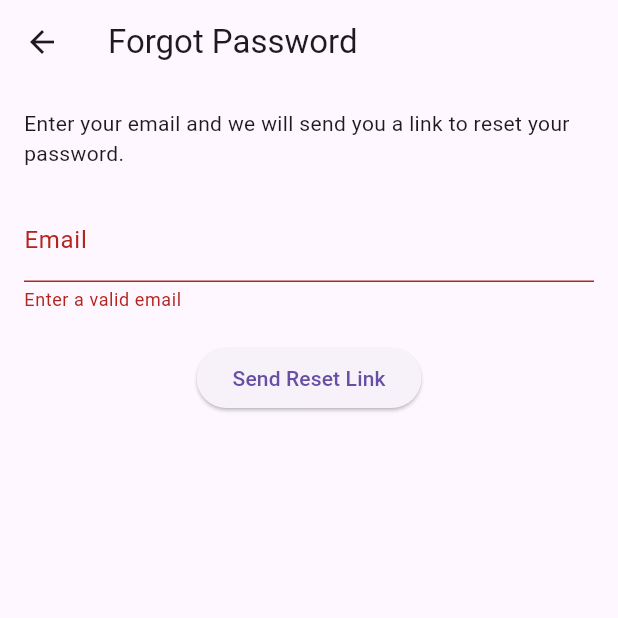
After one commit to samanyu103/popcorn, a Flutter app: the ForgotPasswordScreen screen opened by its route, after a tap on "Send Reset Link", on a phone screen of 412 x 824 dp, the top half of it. The commit adds this screen. Run offline on Flutter 3.47's test engine with Material 3 defaults, Android fonts, the phone set to English and light mode, and no system bars; our stand-ins replace cloud_firestore, firebase_auth, firebase_core, firebase_storage, image_picker; accounts and stored records are empty; network calls fail.

Commit message:
forgot password

```diff
--- a/lib/main.dart
+++ b/lib/main.dart
@@ -6,6 +6,7 @@ import 'models/app_user.dart';
 import 'screens/authenticate/login.dart';
 import 'screens/authenticate/signup.dart';
 import 'screens/authenticate/verify_email.dart';
+import 'screens/authenticate/forgot_password.dart';
 import 'screens/authenticate/phone.dart';
 import 'screens/details.dart';
 import 'screens/home.dart';
@@ -37,6 +38,7 @@ class MyApp extends StatelessWidget {
         '/popcorn': (_) => const PopcornPage(),
         '/verify-email': (_) => const VerifyEmailScreen(),
         '/phone-login': (_) => const PhoneLoginScreen(),
+        '/forgot-password': (_) => const ForgotPasswordScreen(),
       },
       home: StreamBuilder<User?>(
         stream: FirebaseAuth.instance.authStateChanges(),
--- /dev/null
+++ b/lib/screens/authenticate/forgot_password.dart
@@ -0,0 +1,81 @@
+import 'package:flutter/material.dart';
+import 'package:firebase_auth/firebase_auth.dart';
+
+class ForgotPasswordScreen extends StatefulWidget {
+  const ForgotPasswordScreen({super.key});
+
+  @override
+  State<ForgotPasswordScreen> createState() => _ForgotPasswordScreenState();
+}
+
+class _ForgotPasswordScreenState extends State<ForgotPasswordScreen> {
+  final _formKey = GlobalKey<FormState>();
+  String _email = '';
+  bool _isLoading = false;
+
+  Future<void> _sendResetEmail() async {
+    if (_formKey.currentState!.validate()) {
+      _formKey.currentState!.save();
+      setState(() => _isLoading = true);
+
+      try {
+        await FirebaseAuth.instance.sendPasswordResetEmail(email: _email);
+        if (mounted) {
+          ScaffoldMessenger.of(context).showSnackBar(
+            const SnackBar(content: Text('Password reset email sent!')),
+          );
+          Navigator.pop(context);
+        }
+      } on FirebaseAuthException catch (e) {
+        String message = 'An error occurred';
+        if (e.code == 'user-not-found') {
+          message = 'No user found with this email.';
+        }
+        if (mounted) {
+          ScaffoldMessenger.of(
+            context,
+          ).showSnackBar(SnackBar(content: Text(message)));
+        }
+      } finally {
+        setState(() => _isLoading = false);
+      }
+    }
+  }
+
+  @override
+  Widget build(BuildContext context) {
+    return Scaffold(
+      appBar: AppBar(title: const Text('Forgot Password')),
+      body: Padding(
+        padding: const EdgeInsets.all(16),
+        child: Form(
+          key: _formKey,
+          child: Column(
+            children: [
+              const Text(
+                'Enter your email and we will send you a link to reset your password.',
+              ),
+              const SizedBox(height: 20),
+              TextFormField(
+                decoration: const InputDecoration(labelText: 'Email'),
+                keyboardType: TextInputType.emailAddress,
+                validator:
+                    (value) =>
+                        value!.contains('@') ? null : 'Enter a valid email',
+                onSaved: (value) => _email = value!.trim(),
+              ),
+              const SizedBox(height: 20),
+              ElevatedButton(
+                onPressed: _isLoading ? null : _sendResetEmail,
+                child:
+                    _isLoading
+                        ? const CircularProgressIndicator()
+                        : const Text('Send Reset Link'),
+              ),
+            ],
+          ),
+        ),
+      ),
+    );
+  }
+}
--- a/lib/screens/authenticate/login.dart
+++ b/lib/screens/authenticate/login.dart
@@ -80,6 +80,16 @@ class _LoginScreenState extends State<LoginScreen> {
                     (value) =>
                         value!.length >= 6 ? null : 'Minimum 6 characters',
               ),
+              Align(
+                alignment: Alignment.centerRight,
+                child: TextButton(
+                  onPressed: () {
+                    Navigator.pushNamed(context, '/forgot-password');
+                  },
+                  child: const Text('Forgot Password?'),
+                ),
+              ),
+
               const SizedBox(height: 20),
               ElevatedButton(onPressed: _submit, child: const Text('Login')),
               TextButton(
```
